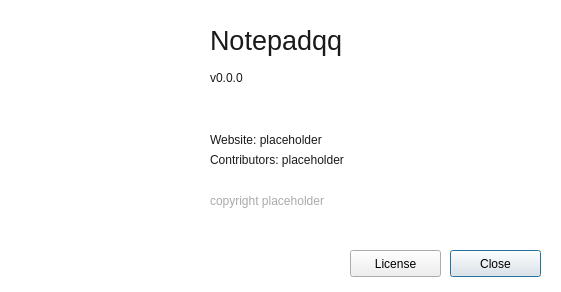
Above: src/ui/frmabout.ui from notepadqq/notepadqq before the change. Below: the same form after it.
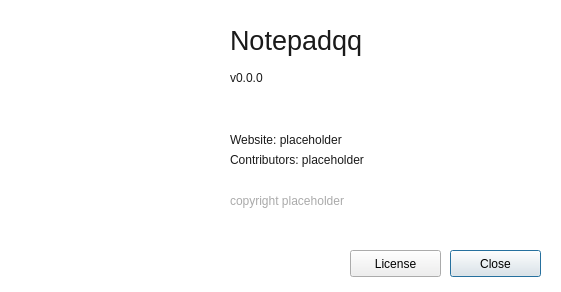
That is the form after the change. Icons and pictures are not drawn.

Commit message: Tweaks to the About window

Patch:
```diff
--- a/src/ui/frmabout.ui
+++ b/src/ui/frmabout.ui
@@ -42,7 +42,7 @@
   <widget class="QLabel" name="lblCopyright">
    <property name="geometry">
     <rect>
-     <x>210</x>
+     <x>230</x>
      <y>190</y>
      <width>311</width>
      <height>21</height>
@@ -58,7 +58,7 @@
   <widget class="QLabel" name="lblVersion">
    <property name="geometry">
     <rect>
-     <x>210</x>
+     <x>230</x>
      <y>70</y>
      <width>211</width>
      <height>16</height>
@@ -77,7 +77,7 @@
   <widget class="QLabel" name="lblName">
    <property name="geometry">
     <rect>
-     <x>210</x>
+     <x>230</x>
      <y>20</y>
      <width>221</width>
      <height>41</height>
@@ -112,9 +112,9 @@
    <property name="geometry">
     <rect>
      <x>20</x>
-     <y>30</y>
-     <width>150</width>
-     <height>150</height>
+     <y>20</y>
+     <width>192</width>
+     <height>192</height>
     </rect>
    </property>
    <property name="text">
@@ -127,7 +127,7 @@
   <widget class="QLabel" name="lblWebsite">
    <property name="geometry">
     <rect>
-     <x>210</x>
+     <x>230</x>
      <y>130</y>
      <width>299</width>
      <height>21</height>
@@ -149,7 +149,7 @@
   <widget class="QLabel" name="lblContributors">
    <property name="geometry">
     <rect>
-     <x>210</x>
+     <x>230</x>
      <y>150</y>
      <width>301</width>
      <height>21</height>
```
Left out of the diff: 6 changed lines with no effect on the pictures.
